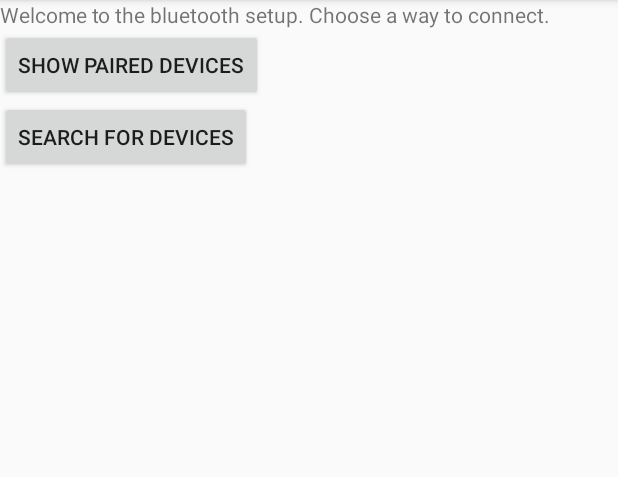
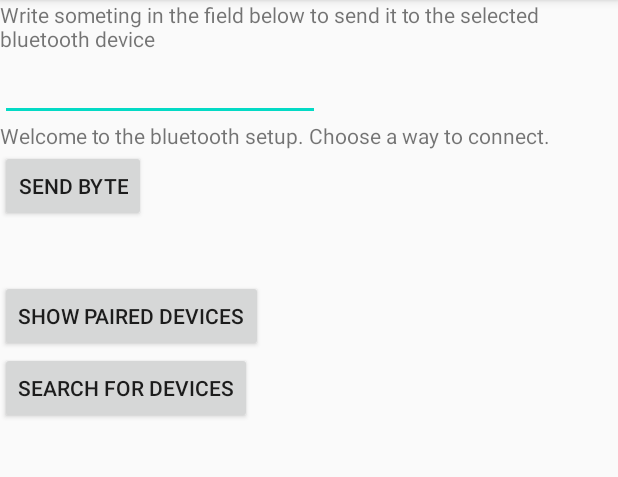
Before and after one commit to monstermaria/ArduinoBluetoothController, an Android app: the screen it shows after launch (MainActivity), on a phone screen of 412 x 824 dp, the part 84-561 px from its top. Run offline under Robolectric (Android 15) with nearby library versions, the phone set to English and light mode, and no system bars.

Commit message:
Added threads for handling connection and communication with the bluetooth module. Added storing of the chosen device. Added callback for sending text to the bluetooth module. Added handlers for all stages in the lifecycle. Made some changes to the layout.

```diff
--- a/app/src/main/java/com/example/arduinobluetoothcontroller/MainActivity.java
+++ b/app/src/main/java/com/example/arduinobluetoothcontroller/MainActivity.java
@@ -5,11 +5,17 @@ import androidx.appcompat.app.AppCompatActivity;
 import android.bluetooth.BluetoothAdapter;
 import android.bluetooth.BluetoothDevice;
 import android.content.Intent;
+import android.content.SharedPreferences;
 import android.os.Bundle;
+import android.os.ParcelUuid;
 import android.util.Log;
+import android.view.KeyEvent;
 import android.view.View;
+import android.view.inputmethod.EditorInfo;
 import android.widget.AdapterView;
+import android.widget.EditText;
 import android.widget.ListView;
+import android.widget.TextView;
 import android.widget.Toast;
 
 
@@ -17,12 +23,17 @@ public class MainActivity extends AppCompatActivity {
 
     private static final int REQUEST_ENABLE_BT = 1;
     BluetoothAdapter bluetoothAdapter;
-    BluetoothDevice chosenBluetoothDevice = null;
+    BluetoothDevice chosenBluetoothDevice;
+    ConnectThread connectionThread;
+    View chosenDeviceView;
+    byte testByte = 0;
 
     @Override
     protected void onCreate(Bundle savedInstanceState) {
         super.onCreate(savedInstanceState);
         setContentView(R.layout.activity_main);
+
+        Log.d("lifecycle", "onCreate " + this);
 
         bluetoothAdapter = BluetoothAdapter.getDefaultAdapter();
         if (bluetoothAdapter == null) {
@@ -32,12 +43,90 @@ public class MainActivity extends AppCompatActivity {
                     Toast.LENGTH_SHORT
             ).show();
             finish();
+        }
+
+        // set callback for when data has been entered
+        EditText dataInputView = findViewById(R.id.sendText);
+
+        dataInputView.setOnEditorActionListener(new TextView.OnEditorActionListener() {
+            @Override
+            public boolean onEditorAction(TextView v, int actionId, KeyEvent event) {
+                boolean handled = false;
+                Log.d("lifecycle", "enterData.onEditorAction: " + v.getText() );
+                Log.d("lifecycle", "enterData.onEditorAction: " + actionId );
+                if (actionId == EditorInfo.IME_ACTION_DONE) {
+                    handled = true;
+                }
+                connectionThread.communicationThread.writeToOutputStream(v.getText());
+
+                return handled;
+            }
+        });
+    }
+
+    @Override
+    protected void onStart() {
+        super.onStart();
+
+        Log.d("lifecycle", "onStart " + this);
+        if (!bluetoothAdapter.isEnabled()) {
+            Intent enableBtIntent = new Intent(BluetoothAdapter.ACTION_REQUEST_ENABLE);
+            startActivityForResult(enableBtIntent, REQUEST_ENABLE_BT);
+        }
+
+        SharedPreferences prefs = getSharedPreferences(
+                "ArduinoBluetoothController",
+                MODE_PRIVATE
+        );
+
+        String macAddress = prefs.getString("MacAddress", null);
+
+        if (macAddress != null) {
+            Log.d("onStart", "MAC address: " + macAddress);
+            chosenBluetoothDevice = bluetoothAdapter.getRemoteDevice(macAddress);
+            connectToDevice(chosenBluetoothDevice);
         } else {
-            if (!bluetoothAdapter.isEnabled()) {
-                Intent enableBtIntent = new Intent(BluetoothAdapter.ACTION_REQUEST_ENABLE);
-                startActivityForResult(enableBtIntent, REQUEST_ENABLE_BT);
-            }
+            Log.d("onStart", "MAC address is null ");
         }
+    }
+
+    @Override
+    protected void onRestart() {
+        super.onRestart();
+
+        Log.d("lifecycle", "onRestart " + this);
+    }
+
+    @Override
+    protected void onResume() {
+        super.onResume();
+
+        Log.d("lifecycle", "onResume " + this);
+    }
+
+    @Override
+    protected void onPause() {
+        super.onPause();
+
+        Log.d("lifecycle", "onPause " + this);
+    }
+
+    @Override
+    protected void onStop() {
+        super.onStop();
+
+        Log.d("lifecycle", "onStop " + this);
+
+        if (connectionThread != null) {
+            connectionThread.cancel();
+        }
+    }
+
+    @Override
+    protected void onDestroy() {
+        super.onDestroy();
+
+        Log.d("lifecycle", "onDestroy " + this);
     }
 
     public void listPairedDevices(View view) {
@@ -55,15 +144,61 @@ public class MainActivity extends AppCompatActivity {
             ListView pairedDevicesView = findViewById(R.id.pairedListView);
             pairedDevicesView.setAdapter(adapter);
             pairedDevicesView.setOnItemClickListener(new PairedDeviceOnClick());
+        } else {
+            // request to enable bluetooth
+            Log.d("paired", "bluetooth not enabled");
         }
     }
 
     private class PairedDeviceOnClick implements AdapterView.OnItemClickListener {
+
+        @Override
         public void onItemClick(AdapterView parent, View v, int position, long id) {
             BluetoothDevice device = (BluetoothDevice) parent.getItemAtPosition(position);
             Log.d("paired", "Device clicked: " + device.getName());
+
+            Log.d("paired", "services on this device:");
+            ParcelUuid[] services = device.getUuids();
+            for (ParcelUuid s : services) {
+                Log.d("paired", s.toString());
+            }
+
+            Log.d("paired", "saving chosen device to shared preferences");
+            // save chosen bluetooth device
+            SharedPreferences.Editor editor = getSharedPreferences(
+                    "ArduinoBluetoothController",
+                    MODE_PRIVATE
+            ).edit();
+
+            editor.putString("MacAddress", device.getAddress());
+            editor.apply();
+            editor.commit();
+
             chosenBluetoothDevice = device;
+            connectToDevice(device);
         }
     }
 
+    void connectToDevice(BluetoothDevice device) {
+        // get view elements to show info about the chosen/connected device
+        chosenDeviceView = findViewById(R.id.chosenBluetoothDeviceView);
+        TextView tvName = chosenDeviceView.findViewById(R.id.tvName);
+        TextView tvMacAddress = chosenDeviceView.findViewById(R.id.tvMacAddress);
+
+        if (device != null) {
+            Log.d("connectToDevice", "setting chosen device view and connecting to device");
+            tvName.setText(device.getName());
+            tvMacAddress.setText(device.getAddress());
+            connectionThread = new ConnectThread(device);
+            connectionThread.start();
+        } else {
+            Log.d("connectToDevice", "no device given");
+        }
+    }
+
+    public void writeByte(View view) {
+        Log.d("writeData main", "writeData called, byte = " + testByte);
+        connectionThread.communicationThread.writeByteToOutputStream(testByte);
+        testByte++;
+    }
 }
--- a/app/src/main/res/layout/activity_main.xml
+++ b/app/src/main/res/layout/activity_main.xml
@@ -1,49 +1,63 @@
 <?xml version="1.0" encoding="utf-8"?>
-<androidx.constraintlayout.widget.ConstraintLayout xmlns:android="http://schemas.android.com/apk/res/android"
+<LinearLayout xmlns:android="http://schemas.android.com/apk/res/android"
     xmlns:app="http://schemas.android.com/apk/res-auto"
     xmlns:tools="http://schemas.android.com/tools"
     android:layout_width="match_parent"
     android:layout_height="match_parent"
+    android:orientation="vertical"
     tools:context=".MainActivity">
+
+    <TextView
+        android:id="@+id/instructionsView"
+        android:layout_width="wrap_content"
+        android:layout_height="wrap_content"
+        android:text="@string/instructions" />
+
+    <EditText
+        android:id="@+id/sendText"
+        android:layout_width="wrap_content"
+        android:layout_height="wrap_content"
+        android:ems="10"
+        android:importantForAutofill="no"
+        android:inputType="none" />
 
     <TextView
         android:id="@+id/welcomeView"
         android:layout_width="wrap_content"
         android:layout_height="wrap_content"
-        android:text="@string/welcome_bluetooth"
-        app:layout_constraintStart_toStartOf="parent"
-        app:layout_constraintTop_toTopOf="parent" />
+        android:text="@string/welcome_bluetooth" />
+
+    <Button
+        android:id="@+id/sendByteButton"
+        android:layout_width="wrap_content"
+        android:layout_height="wrap_content"
+        android:onClick="writeByte"
+        android:text="@string/send_byte" />
+
+    <include android:id="@+id/chosenBluetoothDeviceView"
+        layout="@layout/bluetooth_device"/>
 
     <Button
         android:id="@+id/showPairedButton"
         android:layout_width="wrap_content"
         android:layout_height="wrap_content"
-        android:text="@string/show_paired"
         android:onClick="listPairedDevices"
-        app:layout_constraintStart_toStartOf="parent"
-        app:layout_constraintTop_toBottomOf="@+id/welcomeView" />
+        android:text="@string/show_paired" />
 
     <ListView
         android:id="@+id/pairedListView"
         android:layout_width="0dp"
-        android:layout_height="wrap_content"
-        app:layout_constraintEnd_toEndOf="parent"
-        app:layout_constraintStart_toStartOf="parent"
-        app:layout_constraintTop_toBottomOf="@+id/showPairedButton" />
+        android:layout_height="wrap_content" />
 
     <Button
         android:id="@+id/searchButton"
         android:layout_width="wrap_content"
         android:layout_height="wrap_content"
-        android:text="@string/search_for_devices"
-        app:layout_constraintStart_toStartOf="parent"
-        app:layout_constraintTop_toBottomOf="@+id/pairedListView" />
+        android:text="@string/search_for_devices" />
 
     <ListView
         android:id="@+id/foundListView"
         android:layout_width="0dp"
-        android:layout_height="wrap_content"
-        app:layout_constraintEnd_toEndOf="parent"
-        app:layout_constraintStart_toStartOf="parent"
-        app:layout_constraintTop_toBottomOf="@+id/searchButton" />
-</androidx.constraintlayout.widget.ConstraintLayout>
+        android:layout_height="wrap_content" />
+
+</LinearLayout>
--- a/app/src/main/res/layout/bluetooth_device.xml
+++ b/app/src/main/res/layout/bluetooth_device.xml
@@ -1,7 +1,7 @@
 <?xml version="1.0" encoding="utf-8"?>
 <LinearLayout xmlns:android="http://schemas.android.com/apk/res/android"
-    android:layout_width="match_parent"
-    android:layout_height="match_parent"
+    android:layout_width="wrap_content"
+    android:layout_height="wrap_content"
     android:orientation="vertical">
 
     <TextView
--- a/app/src/main/res/values/strings.xml
+++ b/app/src/main/res/values/strings.xml
@@ -1,7 +1,9 @@
 <resources>
     <string name="app_name">ArduinoBluetoothController</string>
-    <string name="no_bluetooth_device">Bluetooth is not supprted by this unit</string>
+    <string name="no_bluetooth_device">Bluetooth is not supported by this unit</string>
     <string name="welcome_bluetooth">Welcome to the bluetooth setup. Choose a way to connect.</string>
     <string name="show_paired">Show paired devices</string>
     <string name="search_for_devices">Search for devices</string>
+    <string name="instructions">Write someting in the field below to send it to the selected bluetooth device</string>
+    <string name="send_byte">Send byte</string>
 </resources>
```
Also changed, not shown: app/src/main/java/com/example/arduinobluetoothcontroller/BluetoothCommunicationThread.java (added, +105 -0 lines), app/src/main/java/com/example/arduinobluetoothcontroller/ConnectThread.java (added, +77 -0 lines), 1 other file.
